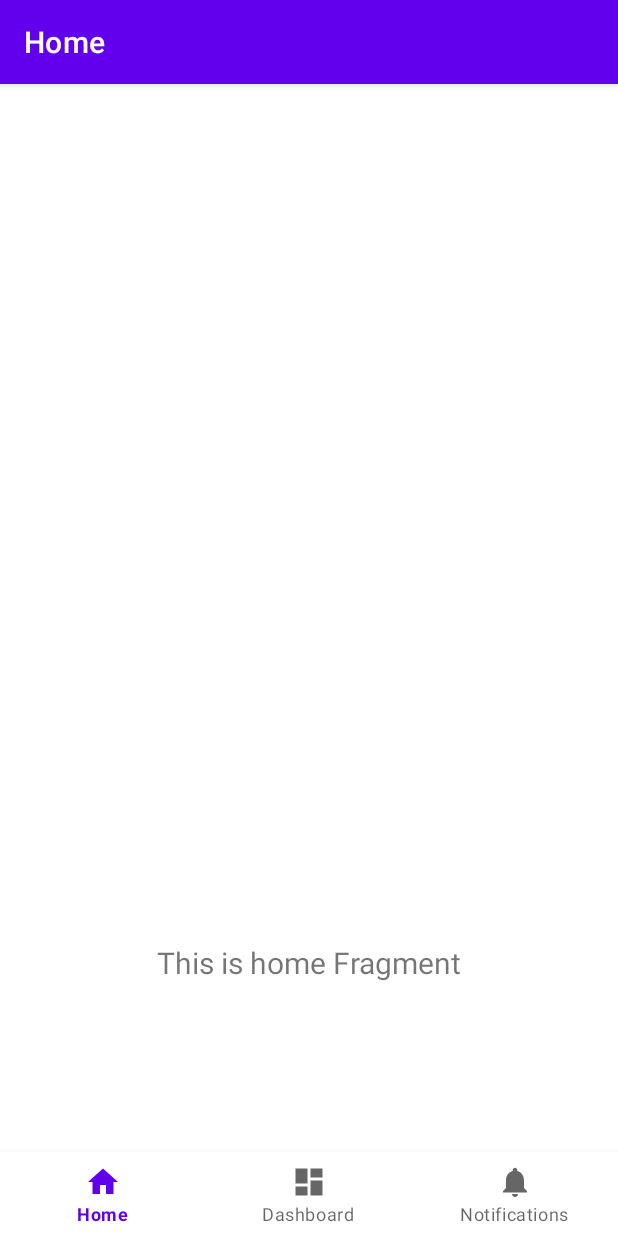
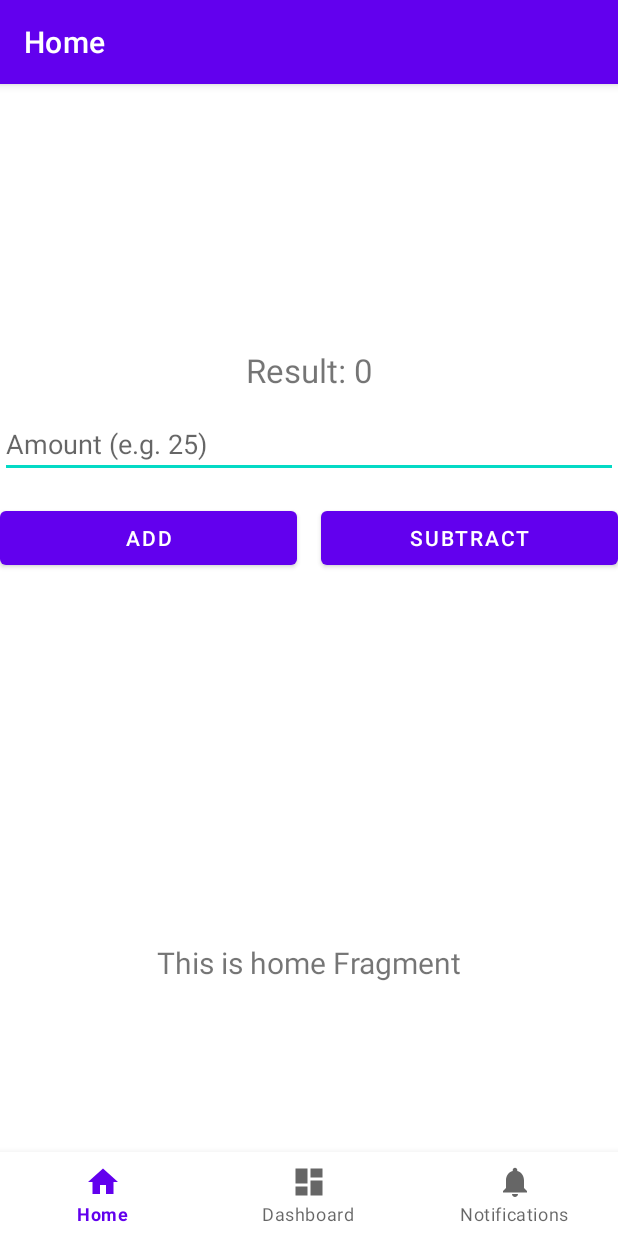
Before and after one commit to NitaiTran/BargainMargin, an Android app: the screen it shows after launch (MainActivity), on a phone screen of 412 x 824 dp. Run offline under Robolectric (Android 15) with nearby library versions, the phone set to English and light mode, and no system bars; our stand-ins replace navigation-ui.

Commit message:
Added Add and Sub Button to fragment_home.xml and HomeFragment.kt

```diff
--- a/app/src/main/java/com/progprof/bargainmargintemplate/ui/home/HomeFragment.kt
+++ b/app/src/main/java/com/progprof/bargainmargintemplate/ui/home/HomeFragment.kt
@@ -17,6 +17,7 @@ class HomeFragment : Fragment() {
     // onDestroyView.
     private val binding get() = _binding!!
 
+    private var currentValue = 0.0 //Holds current num that will be displayed, JMoraHi
 
 
     override fun onCreateView(
@@ -37,7 +38,46 @@ class HomeFragment : Fragment() {
         return root
     }
 
+    override fun onViewCreated(view: View, savedInstanceState: Bundle?) {
+        super.onViewCreated(view, savedInstanceState)
 
+        refreshUI() // show starting value on screen (starts at 0), JMoraHi
+
+        fun readDeltaOrNull(): Double? = binding.inputDelta.text.toString().trim().toDoubleOrNull() // helper: read the number user typed; returns null if empty/invalid, JMoraHi
+
+        // ADD button pressed
+        binding.addButton.setOnClickListener {
+            val delta = readDeltaOrNull() // get amount to add, JMoraHi
+            if(delta == null) {
+                binding.inputDelta.error = "Enter a number" // ask user for a number, JMoraHi
+                return@setOnClickListener // stop if no valid input, JMoraHi
+            }
+
+            currentValue += delta // add to running total, JMoraHi
+            refreshUI() // update the label, JMoraHi
+        }
+
+        // SUBTRACT button pressed
+        binding.subtractButton.setOnClickListener {
+            val delta = readDeltaOrNull() // get amount to subtract, JMoraHi
+            if(delta == null) {
+                binding.inputDelta.error = "Enter a number" // ask user for a number, JMoraHi
+                return@setOnClickListener // stop if no valid input, JMoraHi
+            }
+
+            currentValue -= delta //subtract from running total, JMoraHi
+            refreshUI()
+        }
+
+
+    }
+
+    //update the text view with currentValue (no '.0' for whole numbers), JMoraHi
+    private fun refreshUI(){
+        val asInt = currentValue.toInt()
+        val text = if(currentValue == asInt.toDouble()) asInt.toString() else currentValue.toString()
+        binding.resultText.text = "Result: $text"
+    }
 
     override fun onDestroyView() {
         super.onDestroyView()
--- a/app/src/main/res/layout/fragment_home.xml
+++ b/app/src/main/res/layout/fragment_home.xml
@@ -21,6 +21,55 @@
         app:layout_constraintStart_toStartOf="parent"
         app:layout_constraintTop_toTopOf="parent"
         app:layout_constraintVertical_bias="0.751" />
+    <!-- Current value (starts at 0) -->
+
+    <!-- Amount to add/subtract -->
+    <TextView
+        android:id="@+id/resultText"
+        android:layout_width="0dp"
+        android:layout_height="wrap_content"
+        android:layout_marginTop="120dp"
+        android:text="Result: 0"
+        android:textAlignment="center"
+        android:textSize="22sp"
+        app:layout_constraintEnd_toEndOf="parent"
+        app:layout_constraintHorizontal_bias="1.0"
+        app:layout_constraintStart_toStartOf="parent"
+        app:layout_constraintTop_toTopOf="parent" />
+
+    <EditText
+        android:id="@+id/inputDelta"
+        android:layout_width="0dp"
+        android:layout_height="wrap_content"
+        android:hint="Amount (e.g. 25)"
+        android:inputType="numberSigned|numberDecimal"
+        android:imeOptions="actionDone"
+        android:layout_marginTop="12dp"
+        app:layout_constraintTop_toBottomOf="@id/resultText"
+        app:layout_constraintStart_toStartOf="parent"
+        app:layout_constraintEnd_toEndOf="parent" />
+
+    <Button
+        android:id="@+id/addButton"
+        android:layout_width="0dp"
+        android:layout_height="wrap_content"
+        android:text="Add"
+        android:layout_marginTop="16dp"
+        android:layout_marginEnd="8dp"
+        app:layout_constraintTop_toBottomOf="@id/inputDelta"
+        app:layout_constraintStart_toStartOf="parent"
+        app:layout_constraintEnd_toStartOf="@id/subtractButton" />
+
+    <Button
+        android:id="@+id/subtractButton"
+        android:layout_width="0dp"
+        android:layout_height="wrap_content"
+        android:text="Subtract"
+        android:layout_marginTop="16dp"
+        android:layout_marginStart="8dp"
+        app:layout_constraintTop_toBottomOf="@id/inputDelta"
+        app:layout_constraintStart_toEndOf="@id/addButton"
+        app:layout_constraintEnd_toEndOf="parent" />
 
 
 </androidx.constraintlayout.widget.ConstraintLayout>
```
Also changed, not shown: 95 other files.
